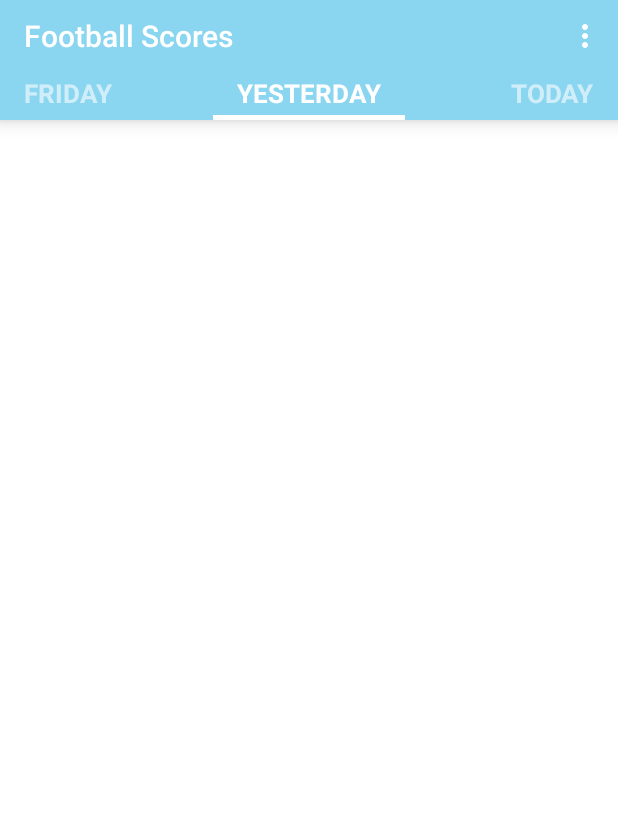
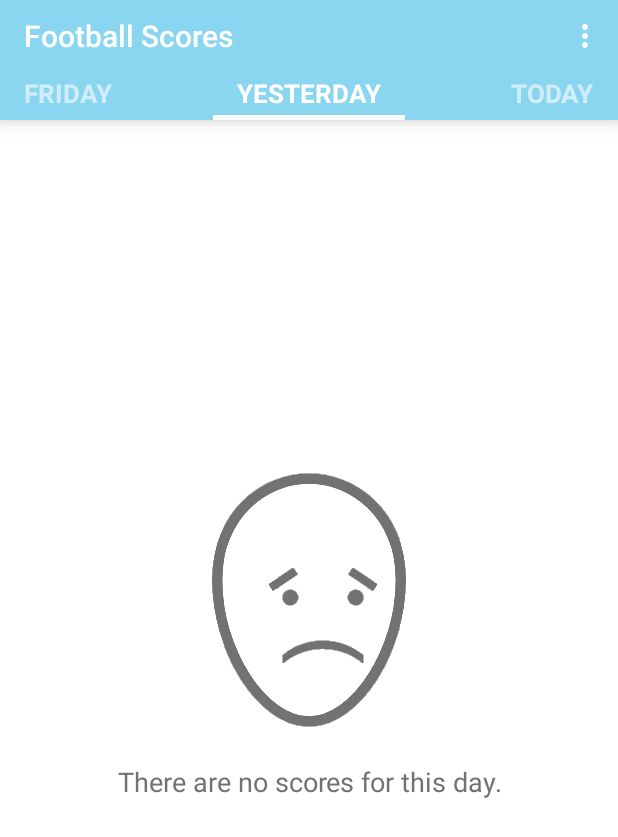
Before and after one commit to nshukla75/SuperDuo-FootballScores, an Android app: the screen it shows after launch (MainActivity), after a tap on "YESTERDAY", on a phone screen of 412 x 824 dp. Shown: the top 837 px of the screen. Run offline under Robolectric (Android 15) with nearby library versions, the phone set to English and light mode, and no system bars; libraries missing offline, so code that uses them is left out: com.squareup.leakcanary; pictures from the network do not load; 3 statements that could not run were skipped.

```diff
--- a/app/src/main/java/barqsoft/footballscores/fragment/MainScreenFragment.java
+++ b/app/src/main/java/barqsoft/footballscores/fragment/MainScreenFragment.java
@@ -8,13 +8,18 @@ import android.support.v4.content.ContextCompat;
 import android.support.v4.content.CursorLoader;
 import android.support.v4.content.Loader;
 import android.view.LayoutInflater;
+import android.view.Menu;
+import android.view.MenuInflater;
+import android.view.MenuItem;
 import android.view.View;
 import android.view.ViewGroup;
 import android.widget.AbsListView;
 import android.widget.AdapterView;
 import android.widget.ListView;
+import android.widget.Toast;
 
 import barqsoft.footballscores.R;
+import barqsoft.footballscores.Utility;
 import barqsoft.footballscores.data.DatabaseContract;
 import barqsoft.footballscores.adapter.scoresAdapter;
 
@@ -32,14 +37,14 @@ public class MainScreenFragment extends BaseFragment implements LoaderManager.Lo
 
     // date of this pagefragment
     private String fragmentdate;
+    private View mEmptyView;
 
-    /*private String[] fragmentdate = new String[1];
-    private int last_selected_item = -1;
 
     public MainScreenFragment()
     {
     }
-
+    /*private String[] fragmentdate = new String[1];
+    private int last_selected_item = -1;
     private void update_scores()
     {
         Intent service_start = new Intent(getActivity(), myFetchService.class);
@@ -53,6 +58,7 @@ public class MainScreenFragment extends BaseFragment implements LoaderManager.Lo
     public View onCreateView(LayoutInflater inflater, ViewGroup container,
                              final Bundle savedInstanceState) {
         View rootView = inflater.inflate(R.layout.fragment_main, container, false);
+        mEmptyView = (View)rootView.findViewById(R.id.scores_empty_view);
         // create the scoresadapter
         mAdapter = new scoresAdapter(getActivity(),null,0);
 
@@ -115,9 +121,40 @@ public class MainScreenFragment extends BaseFragment implements LoaderManager.Lo
 
         return rootView;
     }
+
+    @Override
+    public void onCreateOptionsMenu(Menu menu, MenuInflater inflater) {
+        super.onCreateOptionsMenu(menu, inflater);
+        inflater.inflate(R.menu.menu_main, menu);
+    }
+
+    @Override
+    public boolean onOptionsItemSelected(MenuItem item) {
+        if (R.id.action_refresh == item.getItemId()) {
+            onRefresh();
+            return true;
+        } else
+            return super.onOptionsItemSelected(item);
+    }
+
+    public void onRefresh() {
+        if (Utility.isNetworkAvailable(getActivity())) {
+
+            // start the football-data service to trigger loading the teams and fixtures
+            Utility.startFootballDataService(getActivity());
+
+        } else {
+
+            // if without internet, show a notice to the user in the form of a toast
+            Toast.makeText(getContext(), getString(R.string.network_required_notice), Toast.LENGTH_SHORT).show();
+        }
+    }
+
+
     public void setFragmentDate(String date) {
         fragmentdate = date;
     }
+
     @Override
     public Loader<Cursor> onCreateLoader(int i, Bundle bundle)
     {
@@ -134,13 +171,19 @@ public class MainScreenFragment extends BaseFragment implements LoaderManager.Lo
     @Override
     public void onLoadFinished(Loader<Cursor> cursorLoader, Cursor cursor)
     {
+        final int size = cursor.getCount();
         mAdapter.swapCursor(cursor);
+        showEmptyView(size == 0);
     }
 
     @Override
     public void onLoaderReset(Loader<Cursor> cursorLoader)
     {
         mAdapter.swapCursor(null);
+        showEmptyView(true);
+    }
+    private void showEmptyView(boolean show) {
+        if (mEmptyView != null) mEmptyView.animate().alpha(show ? 1 : 0).setDuration(200).start();
     }
 
 
--- /dev/null
+++ b/app/src/main/java/barqsoft/footballscores/widget/AnimatorStateView.java
@@ -0,0 +1,136 @@
+/*
+ * Copyright 2015.  Emin Yahyayev
+ *
+ * Licensed under the Apache License, Version 2.0 (the "License");
+ * you may not use this file except in compliance with the License.
+ * You may obtain a copy of the License at
+ *
+ *     http://www.apache.org/licenses/LICENSE-2.0
+ *
+ * Unless required by applicable law or agreed to in writing, software
+ * distributed under the License is distributed on an "AS IS" BASIS,
+ * WITHOUT WARRANTIES OR CONDITIONS OF ANY KIND, either express or implied.
+ * See the License for the specific language governing permissions and
+ * limitations under the License.
+ */
+
+package barqsoft.footballscores.widget;
+
+import android.content.Context;
+import android.content.res.TypedArray;
+import android.graphics.drawable.Drawable;
+import android.support.v4.view.NestedScrollingChild;
+import android.support.v4.view.NestedScrollingChildHelper;
+import android.util.AttributeSet;
+import android.view.LayoutInflater;
+import android.view.View;
+import android.widget.ImageView;
+import android.widget.LinearLayout;
+import android.widget.TextView;
+
+import barqsoft.footballscores.R;
+
+/**
+ * @attr ref android.R.styleable#AnimatorStateView_messageText
+ * @attr ref android.R.styleable#AnimatorStateView_messageImage
+ */
+public final class AnimatorStateView extends LinearLayout implements NestedScrollingChild {
+
+
+    private NestedScrollingChildHelper mScrollingChildHelper;
+    private View mRoot;
+    private TextView mTextView;
+    private ImageView mImageView;
+
+    private AnimatorStateView(Context context) {
+        super(context, null, 0);
+        initialize(context, null, 0);
+    }
+
+    public AnimatorStateView(Context context, AttributeSet attrs) {
+        super(context, attrs, 0);
+        initialize(context, attrs, 0);
+    }
+
+    private AnimatorStateView(Context context, AttributeSet attrs, int defStyleAttr) {
+        super(context, attrs, defStyleAttr);
+        initialize(context, attrs, defStyleAttr);
+    }
+
+    private void initialize(Context context, AttributeSet attrs, int defStyle) {
+
+        mRoot = LayoutInflater.from(context).inflate(R.layout.widget_animator_state, this, true);
+        mTextView = (TextView) mRoot.findViewById(R.id.message_view_text);
+        mImageView = (ImageView) mRoot.findViewById(R.id.message_view_image);
+
+        TypedArray a = context.obtainStyledAttributes(attrs, R.styleable.AnimatorStateView, defStyle, 0);
+
+        String text = a.getString(R.styleable.AnimatorStateView_messageText);
+        Drawable image = a.getDrawable(R.styleable.AnimatorStateView_messageImage);
+
+        mTextView.setText(text);
+        mImageView.setImageDrawable(image);
+
+        a.recycle();
+
+        mScrollingChildHelper = new NestedScrollingChildHelper(this);
+        setNestedScrollingEnabled(true);
+    }
+
+    public void setMessageText(CharSequence text) {
+        mTextView.setText(text);
+    }
+
+    public void setMessageImage(Drawable drawable) {
+        mImageView.setImageDrawable(drawable);
+    }
+
+    // NestedScrollingChild
+
+    @Override
+    public void setNestedScrollingEnabled(boolean enabled) {
+        mScrollingChildHelper.setNestedScrollingEnabled(enabled);
+    }
+
+    @Override
+    public boolean isNestedScrollingEnabled() {
+        return mScrollingChildHelper.isNestedScrollingEnabled();
+    }
+
+    @Override
+    public boolean startNestedScroll(int axes) {
+        return mScrollingChildHelper.startNestedScroll(axes);
+    }
+
+    @Override
+    public void stopNestedScroll() {
+        mScrollingChildHelper.stopNestedScroll();
+    }
+
+    @Override
+    public boolean hasNestedScrollingParent() {
+        return mScrollingChildHelper.hasNestedScrollingParent();
+    }
+
+    @Override
+    public boolean dispatchNestedScroll(int dxConsumed, int dyConsumed, int dxUnconsumed,
+                                        int dyUnconsumed, int[] offsetInWindow) {
+        return mScrollingChildHelper.dispatchNestedScroll(dxConsumed, dyConsumed,
+                dxUnconsumed, dyUnconsumed, offsetInWindow);
+    }
+
+    @Override
+    public boolean dispatchNestedPreScroll(int dx, int dy, int[] consumed, int[] offsetInWindow) {
+        return mScrollingChildHelper.dispatchNestedPreScroll(dx, dy, consumed, offsetInWindow);
+    }
+
+    @Override
+    public boolean dispatchNestedFling(float velocityX, float velocityY, boolean consumed) {
+        return mScrollingChildHelper.dispatchNestedFling(velocityX, velocityY, consumed);
+    }
+
+    @Override
+    public boolean dispatchNestedPreFling(float velocityX, float velocityY) {
+        return mScrollingChildHelper.dispatchNestedPreFling(velocityX, velocityY);
+    }
+}
--- a/app/src/main/res/layout/fragment_main.xml
+++ b/app/src/main/res/layout/fragment_main.xml
@@ -1,7 +1,8 @@
-<FrameLayout xmlns:android="http://schemas.android.com/apk/res/android" xmlns:tools="http://schemas.android.com/tools"
+<FrameLayout xmlns:android="http://schemas.android.com/apk/res/android"
+    xmlns:app="http://schemas.android.com/apk/res-auto"
+    xmlns:tools="http://schemas.android.com/tools"
     android:layout_width="match_parent"
     android:layout_height="match_parent"
-    tools:context=".MainActivity$PlaceholderFragment"
     >
 
     <!-- Scores listview -->
@@ -10,5 +11,15 @@
         android:layout_width="match_parent"
         android:layout_height="match_parent"
         />
+    <!-- empty view -->
+    <barqsoft.footballscores.widget.AnimatorStateView
+        android:id="@+id/scores_empty_view"
+        android:layout_width="match_parent"
+        android:layout_height="match_parent"
+        android:alpha="0"
+        android:paddingBottom="?attr/actionBarSize"
+        app:messageImage="@drawable/ic_state_empty"
+        app:messageText="@string/scores_empty_message"
+        tools:alpha="1" />
 
 </FrameLayout>
--- /dev/null
+++ b/app/src/main/res/layout/widget_animator_state.xml
@@ -0,0 +1,46 @@
+<?xml version="1.0" encoding="utf-8"?><!--
+  ~ Copyright 2015.  Emin Yahyayev
+  ~
+  ~ Licensed under the Apache License, Version 2.0 (the "License");
+  ~ you may not use this file except in compliance with the License.
+  ~ You may obtain a copy of the License at
+  ~
+  ~     http://www.apache.org/licenses/LICENSE-2.0
+  ~
+  ~ Unless required by applicable law or agreed to in writing, software
+  ~ distributed under the License is distributed on an "AS IS" BASIS,
+  ~ WITHOUT WARRANTIES OR CONDITIONS OF ANY KIND, either express or implied.
+  ~ See the License for the specific language governing permissions and
+  ~ limitations under the License.
+  -->
+
+<LinearLayout
+    android:id="@+id/message_view"
+    xmlns:android="http://schemas.android.com/apk/res/android"
+    xmlns:tools="http://schemas.android.com/tools"
+    android:layout_width="match_parent"
+    android:layout_height="match_parent"
+    android:gravity="center"
+    android:orientation="vertical"
+    android:padding="@dimen/content_padding_normal"
+    tools:ignore="UseCompoundDrawables">
+
+    <ImageView
+        android:id="@+id/message_view_image"
+        android:layout_width="wrap_content"
+        android:layout_height="wrap_content"
+        android:layout_marginBottom="@dimen/content_padding_large"
+        android:contentDescription="@string/message_empty_image"
+        android:tint="@color/secondary_text"
+        tools:src="@drawable/ic_state_empty" />
+
+    <TextView
+        android:id="@+id/message_view_text"
+        android:layout_width="wrap_content"
+        android:layout_height="wrap_content"
+        android:gravity="center"
+        android:textAppearance="@style/TextAppearance.AppCompat.Medium"
+        android:textColor="@color/secondary_text"
+        tools:text="@string/scores_empty_message" />
+
+</LinearLayout>
--- a/app/src/main/res/values/dimens.xml
+++ b/app/src/main/res/values/dimens.xml
@@ -12,4 +12,7 @@
     <dimen name="large_margin">36dp</dimen>
     <dimen name="toolbar_height">48dp</dimen>
     <dimen name="tabstrip_tab_padding_horizontal">16dp</dimen>
+    <dimen name="content_padding_small">8dp</dimen>
+    <dimen name="content_padding_normal">16dp</dimen>
+    <dimen name="content_padding_large">24dp</dimen>
 </resources>
--- a/app/src/main/res/values/strings.xml
+++ b/app/src/main/res/values/strings.xml
@@ -29,6 +29,8 @@
     <string name="failed_loading_teams" translatable="false">Could not load teams for league</string>
     <string name="failed_loading_fixtures" translatable="false">Could not load fixtures from the api</string>
     <string name="empty_fixtures_list">No Scores Available</string>
+    <string name="scores_empty_message">There are no scores for this day.</string>
+    <string name="message_empty_image">No items image</string>
 
     <!-- Preferences - Api Key -->
     <string name="pref_apikey_key" translatable="false">api_key</string>
```
Also changed, not shown: app/src/main/res/values-sw600dp/attr.xml (added, +9 -0 lines), app/src/main/res/drawable-hdpi/ic_state_empty.png (added), app/src/main/res/drawable-xhdpi/ic_state_empty.png (added).
